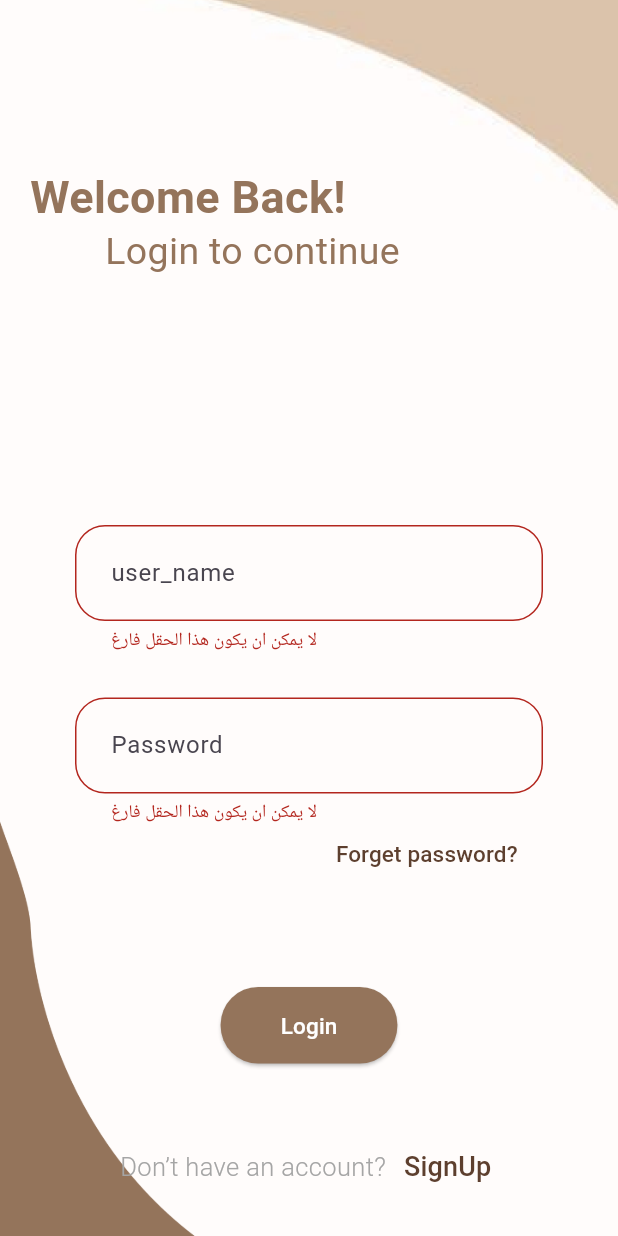
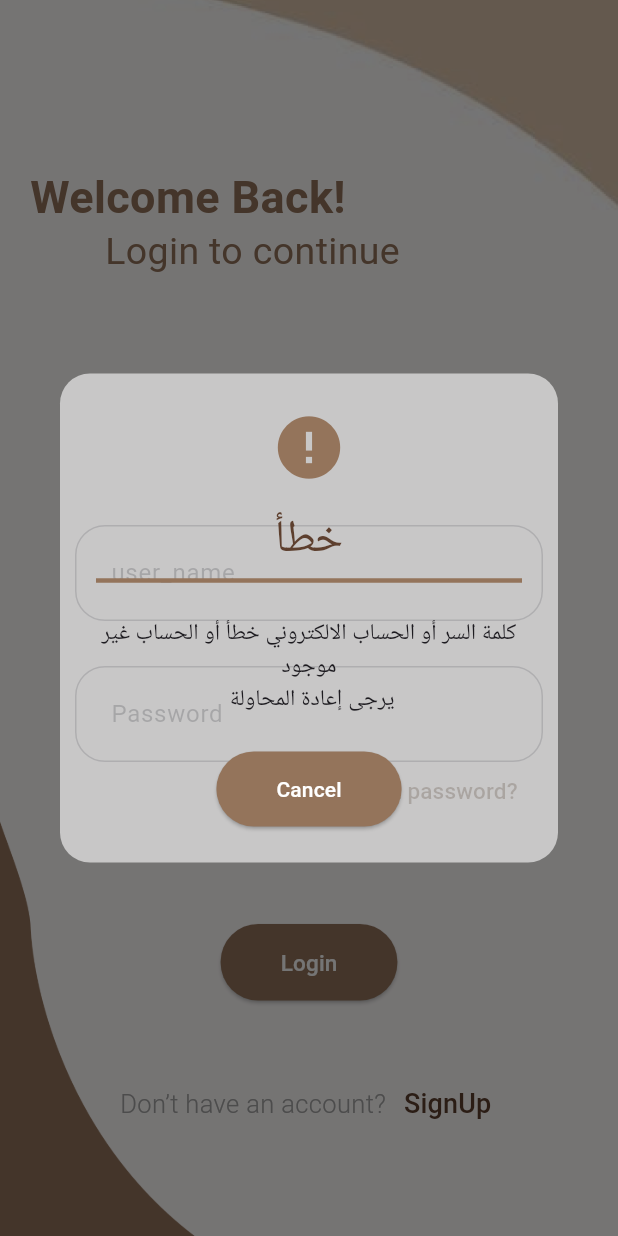
Before and after one commit to zainab-sendian03/boffee_front, a Flutter app: the login screen opened by its route, after a tap on "Login", on a phone screen of 412 x 824 dp. Run offline on Flutter 3.47's test engine with Material 3 defaults, Android fonts, the phone set to English and light mode, and no system bars; our stand-ins replace page_view_dot_indicator.

Commit message:
push existing

```diff
--- a/lib/app/home.dart
+++ b/lib/app/home.dart
@@ -10,6 +10,10 @@ class home extends StatefulWidget {
 class _homeState extends State<home> {
   @override
   Widget build(BuildContext context) {
-    return const Scaffold();
+    return Scaffold(
+      appBar: AppBar(
+        title: Text("Home"),
+      ),
+    );
   }
 }
--- a/lib/auth/constants/linksapi.dart
+++ b/lib/auth/constants/linksapi.dart
@@ -1,4 +1,4 @@
-const String linkservername = "http://10.0.2.2:8080/Note_App";
+const String linkservername = "http://10.0.2.2:8000";
 //auth
-const String linksignup = "$linkservername/auth/signup.php";
-const String linklogin = "http://10.0.2.2:8000/api/login";
+const String linksignup = "$linkservername/api/register";
+const String linklogin = "$linkservername/api/login";
--- a/lib/auth/login.dart
+++ b/lib/auth/login.dart
@@ -13,8 +13,7 @@ class login extends StatefulWidget {
 class _loginState extends State<login> {
   final user_name = TextEditingController();
   final password = TextEditingController();
-  bool male = false;
-  bool female = false;
+
   final Crud _crud = Crud();
   GlobalKey<FormState> formstats = GlobalKey();
   late final String? Function(String?) valid;
@@ -30,13 +29,15 @@ class _loginState extends State<login> {
     }
   }
 
-  login() async {
+  logIn() async {
     if (formstats.currentState!.validate()) {
       var response = await _crud.postrequest(linklogin, {
         "user_name": user_name.text,
         "password": password.text,
       });
-      if (response is Map && response['success'] == true) {
+
+      print("cooooo");
+      if (response['success'] == true) {
         Navigator.of(context).pushNamedAndRemoveUntil("home", (route) => false);
       } else {
         showDialog(
@@ -114,7 +115,7 @@ class _loginState extends State<login> {
                           const EdgeInsets.only(right: 50, left: 50, top: 350),
                       child: Column(children: [
                         TextFormField(
-                          validator: (valid) => validinput(valid!, 20, 10),
+                          validator: (valid) => validinput(valid!, 20, 2),
                           controller: user_name,
                           decoration: InputDecoration(
                               hintText: "user_name",
@@ -135,7 +136,7 @@ class _loginState extends State<login> {
                         ),
                         TextFormField(
                           controller: password,
-                          validator: (valid) => validinput(valid!, 20, 8),
+                          validator: (valid) => validinput(valid!, 10, 8),
                           decoration: InputDecoration(
                               hintText: "Password",
                               contentPadding: const EdgeInsets.symmetric(
@@ -164,8 +165,74 @@ class _loginState extends State<login> {
                           height: 60,
                         ),
                         ElevatedButton(
-                          onPressed: () async {
-                            await login();
+                          onPressed: () {
+                            showDialog(
+                              barrierDismissible: false,
+                              context: context,
+                              builder: (context) {
+                                String contentText =
+                                    "كلمة السر أو الحساب الالكتروني خطأ أو الحساب غير موجود \n يرجى إعادة المحاولة ";
+                                return AlertDialog(
+                                  backgroundColor: Colors.white60,
+                                  elevation: 0,
+                                  shape: RoundedRectangleBorder(
+                                      borderRadius: BorderRadius.circular(20)),
+                                  icon: const Icon(
+                                    Icons.error,
+                                    size: 50,
+                                    color: Color(0xFF94745B),
+                                  ),
+                                  title: const Column(
+                                    children: [
+                                      Center(
+                                        child: Text(
+                                          "خطأ",
+                                          style: TextStyle(
+                                            fontSize: 30,
+                                            color: Color(0xFF5D3F2E),
+                                          ),
+                                        ),
+                                      ),
+                                      Divider(
+                                        color: Color(0xFF94745B),
+                                        thickness: 3,
+                                      )
+                                    ],
+                                  ),
+                                  content: Text(
+                                    contentText,
+                                    textAlign: TextAlign.center,
+                                    style: TextStyle(
+                                      fontSize: 15,
+                                      fontWeight: FontWeight.w400,
+                                    ),
+                                  ),
+                                  actions: <Widget>[
+                                    Center(
+                                      child: ElevatedButton(
+                                        onPressed: () => Navigator.pop(context),
+                                        style: ElevatedButton.styleFrom(
+                                            backgroundColor:
+                                                const Color(0xFF94745B),
+                                            shape: RoundedRectangleBorder(
+                                                borderRadius:
+                                                    BorderRadius.circular(25)),
+                                            padding: const EdgeInsets.only(
+                                                left: 40,
+                                                right: 40,
+                                                top: 15,
+                                                bottom: 15)),
+                                        child: const Text("Cancel",
+                                            style: TextStyle(
+                                              fontSize: 14,
+                                              color: Colors.white,
+                                            )),
+                                      ),
+                                    ),
+                                  ],
+                                );
+                              },
+                            );
                           },
                           style: ElevatedButton.styleFrom(
                               backgroundColor: const Color(0xFF94745B),
--- a/lib/main.dart
+++ b/lib/main.dart
@@ -17,7 +17,7 @@ class MyApp extends StatelessWidget {
   Widget build(BuildContext context) {
     return MaterialApp(
       debugShowCheckedModeBanner: false,
-      initialRoute: "login",
+      initialRoute: "signup",
       routes: {
         "login": (context) => const login(),
         "signup": (context) => const signup(),
```
Also changed, not shown: lib/auth/signup.dart (+38 -7 lines), 1 other file.
